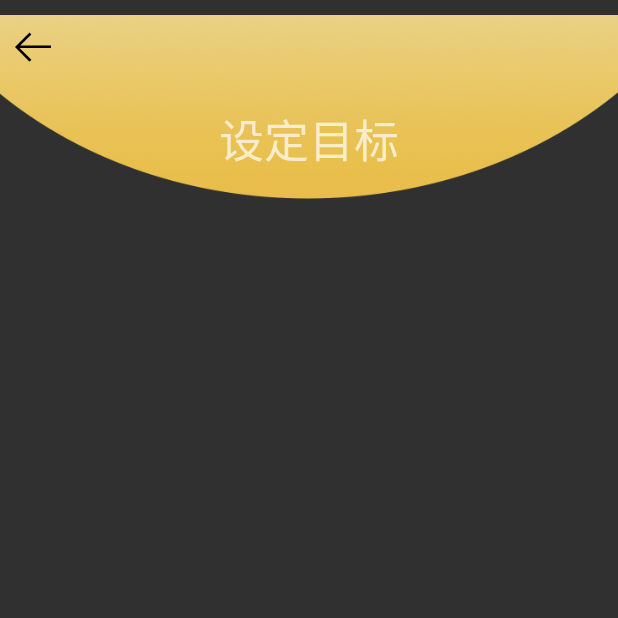
After one commit to C137leo/MyMeetUESTC, an Android app: the BeforeStartActivity screen opened directly, with no data from a screen before it, on a phone screen of 412 x 824 dp, the top half of it. The commit adds this screen. Run offline under Robolectric (Android 15) with nearby library versions, the phone set to English and light mode, and no system bars.

```diff
--- a/app/build.gradle
+++ b/app/build.gradle
@@ -66,4 +66,5 @@ dependencies {
     // 指定tinker依赖版本（注：应用升级1.3.5版本起，不再内置tinker）
     implementation 'com.tencent.tinker:tinker-android-lib:1.9.11'
     implementation 'com.tencent.bugly:nativecrashreport:latest.release' //其中latest.release指代最新版本号，也可以指定明确的版本号，例如2.2.0
+    implementation 'com.github.addappcn:android-pickers:1.0.0'
 }
--- a/app/src/main/AndroidManifest.xml
+++ b/app/src/main/AndroidManifest.xml
@@ -56,6 +56,7 @@
         </provider>
         <activity android:name=".Login.LoginActivity" android:theme="@style/Theme.AppCompat.Light.NoActionBar"/>
         <activity android:name=".Login.RegisterService" android:theme="@style/Theme.AppCompat.Light.NoActionBar"/>
+        <activity android:name=".navigation.BeforeStartActivity" android:theme="@style/Theme.AppCompat.NoActionBar"/>
         <service android:name="com.amap.api.track.AMapTrackService" />
         <service android:name="com.amap.api.location.APSService"/>
         <meta-data android:name="com.amap.api.v2.apikey" android:value="2d0ddae9af1edeec243600e8027c70d6"/>
--- a/app/src/main/java/cn/edu/uestc/meet_on_the_road_of_uestc/MainActivity.java
+++ b/app/src/main/java/cn/edu/uestc/meet_on_the_road_of_uestc/MainActivity.java
@@ -8,7 +8,7 @@ import android.view.View;
 import android.widget.RelativeLayout;
 
 import cn.edu.uestc.meet_on_the_road_of_uestc.appointment.AppointmentFragment;
-import cn.edu.uestc.meet_on_the_road_of_uestc.appointment.HelpFragment;
+import cn.edu.uestc.meet_on_the_road_of_uestc.help.HelpFragment;
 import cn.edu.uestc.meet_on_the_road_of_uestc.home.HomeFragment;
 import cn.edu.uestc.meet_on_the_road_of_uestc.me.MeFragment;
 import cn.edu.uestc.meet_on_the_road_of_uestc.navigation.NavFragment;
--- a/app/src/main/java/cn/edu/uestc/meet_on_the_road_of_uestc/appointment/Help_InfoFragment.java
+++ b/app/src/main/java/cn/edu/uestc/meet_on_the_road_of_uestc/help/Help_InfoFragment.java
@@ -1,4 +1,4 @@
-package cn.edu.uestc.meet_on_the_road_of_uestc.appointment;
+package cn.edu.uestc.meet_on_the_road_of_uestc.help;
 
 import android.os.Bundle;
 import android.support.annotation.NonNull;
@@ -15,8 +15,8 @@ import java.util.List;
 
 import cn.edu.uestc.meet_on_the_road_of_uestc.MyApplication;
 import cn.edu.uestc.meet_on_the_road_of_uestc.R;
-import cn.edu.uestc.meet_on_the_road_of_uestc.appointment.adapter.Help_RecyclerViewAdapter;
-import cn.edu.uestc.meet_on_the_road_of_uestc.appointment.bean.Help_Info;
+import cn.edu.uestc.meet_on_the_road_of_uestc.help.adapter.Help_RecyclerViewAdapter;
+import cn.edu.uestc.meet_on_the_road_of_uestc.help.bean.Help_Info;
 
 public class Help_InfoFragment extends Fragment {
     private List<Help_Info> mList;
--- a/app/src/main/java/cn/edu/uestc/meet_on_the_road_of_uestc/appointment/adapter/Help_FragmentAdapter.java
+++ b/app/src/main/java/cn/edu/uestc/meet_on_the_road_of_uestc/help/adapter/Help_FragmentAdapter.java
@@ -1,4 +1,4 @@
-package cn.edu.uestc.meet_on_the_road_of_uestc.appointment.adapter;
+package cn.edu.uestc.meet_on_the_road_of_uestc.help.adapter;
 
 import android.os.Parcelable;
 import android.support.annotation.NonNull;
@@ -11,7 +11,7 @@ import android.util.Log;
 
 import java.util.List;
 
-import cn.edu.uestc.meet_on_the_road_of_uestc.appointment.Help_InfoFragment;
+import cn.edu.uestc.meet_on_the_road_of_uestc.help.Help_InfoFragment;
 
 public class Help_FragmentAdapter extends FragmentStatePagerAdapter {
     private List<String> mTitle;
--- a/app/src/main/java/cn/edu/uestc/meet_on_the_road_of_uestc/appointment/adapter/Help_RecyclerViewAdapter.java
+++ b/app/src/main/java/cn/edu/uestc/meet_on_the_road_of_uestc/help/adapter/Help_RecyclerViewAdapter.java
@@ -1,4 +1,4 @@
-package cn.edu.uestc.meet_on_the_road_of_uestc.appointment.adapter;
+package cn.edu.uestc.meet_on_the_road_of_uestc.help.adapter;
 
 import android.content.Context;
 import android.support.annotation.NonNull;
@@ -12,7 +12,7 @@ import java.util.List;
 
 import cn.edu.uestc.meet_on_the_road_of_uestc.MyApplication;
 import cn.edu.uestc.meet_on_the_road_of_uestc.R;
-import cn.edu.uestc.meet_on_the_road_of_uestc.appointment.bean.Help_Info;
+import cn.edu.uestc.meet_on_the_road_of_uestc.help.bean.Help_Info;
 
 public class Help_RecyclerViewAdapter extends RecyclerView.Adapter<Help_RecyclerViewAdapter.MyViewHolder> {
     private Context mContext;
--- a/app/src/main/java/cn/edu/uestc/meet_on_the_road_of_uestc/appointment/bean/Help_Info.java
+++ b/app/src/main/java/cn/edu/uestc/meet_on_the_road_of_uestc/help/bean/Help_Info.java
@@ -1,4 +1,4 @@
-package cn.edu.uestc.meet_on_the_road_of_uestc.appointment.bean;
+package cn.edu.uestc.meet_on_the_road_of_uestc.help.bean;
 
 public class Help_Info {
     private String distance;
--- /dev/null
+++ b/app/src/main/java/cn/edu/uestc/meet_on_the_road_of_uestc/navigation/BeforeStartActivity.java
@@ -0,0 +1,16 @@
+package cn.edu.uestc.meet_on_the_road_of_uestc.navigation;
+
+import android.os.Bundle;
+import android.support.annotation.Nullable;
+import android.support.v7.app.AppCompatActivity;
+
+import cn.edu.uestc.meet_on_the_road_of_uestc.R;
+
+public class BeforeStartActivity extends AppCompatActivity {
+
+    @Override
+    protected void onCreate(@Nullable Bundle savedInstanceState) {
+        super.onCreate(savedInstanceState);
+        setContentView(R.layout.activity_set_goal);
+    }
+}
--- /dev/null
+++ b/app/src/main/res/drawable/ic_back.xml
@@ -0,0 +1,4 @@
+<vector android:height="24dp" android:viewportHeight="1024"
+    android:viewportWidth="1024" android:width="24dp" xmlns:android="http://schemas.android.com/apk/res/android">
+    <path android:fillColor="#FF000000" android:pathData="M128.51,512l336.97,336.97 -51.71,51.71L0,486.91 413.77,73.14l51.71,51.71L151.48,438.86H1024v73.14z"/>
+</vector>
--- /dev/null
+++ b/app/src/main/res/layout/activity_set_goal.xml
@@ -0,0 +1,31 @@
+<?xml version="1.0" encoding="utf-8"?>
+<RelativeLayout xmlns:android="http://schemas.android.com/apk/res/android"
+    android:layout_width="match_parent"
+    android:layout_height="match_parent"
+    xmlns:app="http://schemas.android.com/apk/res-auto">
+    <RelativeLayout
+        android:layout_width="wrap_content"
+        android:layout_height="wrap_content">
+    <ImageView
+        android:layout_width="match_parent"
+        android:layout_height="wrap_content"
+        android:src="@mipmap/ic_background_yellow"/>
+
+    <ImageView
+        android:layout_width="wrap_content"
+        android:layout_height="wrap_content"
+        android:layout_marginStart="10sp"
+        android:layout_marginTop="20sp"
+        android:src="@drawable/ic_back" />
+    <TextView
+        android:layout_marginTop="70sp"
+        android:textSize="30sp"
+        android:layout_centerHorizontal="true"
+        android:layout_width="wrap_content"
+        android:layout_height="wrap_content"
+        android:text="@string/setGoal"/></RelativeLayout>
+    <android.support.v4.view.ViewPager
+        android:layout_width="wrap_content"
+        android:layout_height="wrap_content"
+        app:layout_behavior="@string/appbar_scrolling_view_behavior"></android.support.v4.view.ViewPager>
+</RelativeLayout>
--- a/app/src/main/res/values/strings.xml
+++ b/app/src/main/res/values/strings.xml
@@ -23,4 +23,6 @@
     <string name="registerByStuID">学号注册</string>
     <string name="registerDocument">《用户注册协议》</string>
     <string name="agreeDocument">阅读并同意</string>
+    <string name="before_you_start">Before you start</string>
+    <string name="setGoal">设定目标</string>
 </resources>
```
Also changed, not shown: app/src/main/java/cn/edu/uestc/meet_on_the_road_of_uestc/help/HelpFragment.java (renamed from app/src/main/java/cn/edu/uestc/meet_on_the_road_of_uestc/appointment/HelpFragment.java, +3 -4 lines), app/src/main/java/cn/edu/uestc/meet_on_the_road_of_uestc/navigation/adapter/GoalAdapter.java (added, +77 -0 lines), app/src/main/res/mipmap-hdpi/ic_background_yellow.jpg (added), 1 other file.
